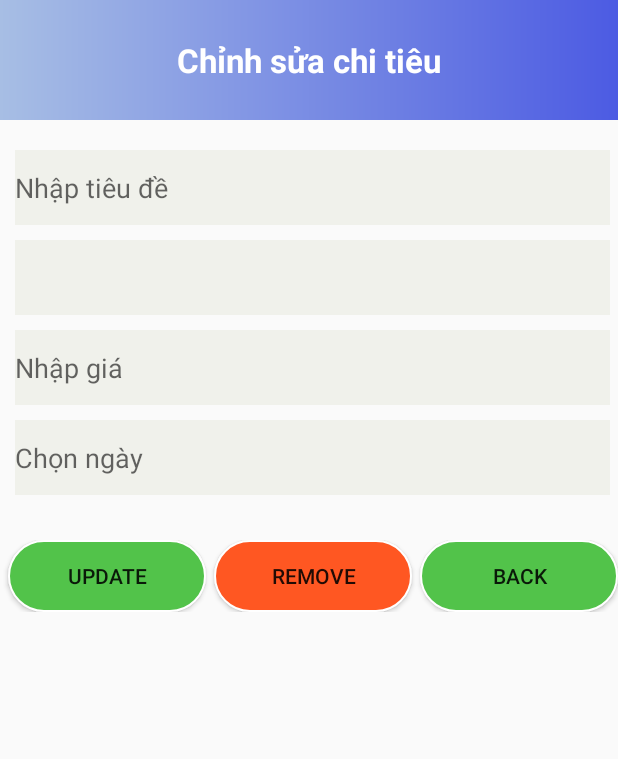
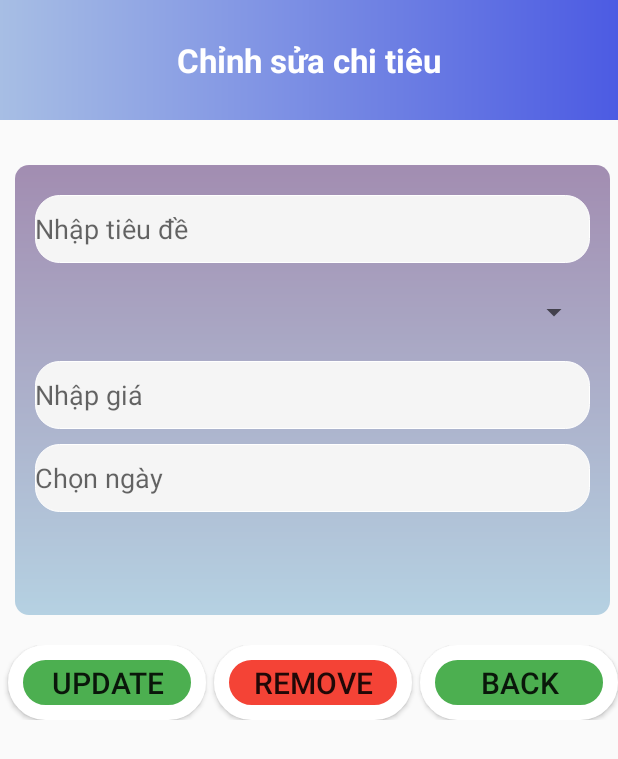
Before and after one commit to mduyen2505/expensemanager, an Android app: the layout activity_update_delete.xml on its own in the app's theme, with its tools: preview values and no code run, on a phone screen of 412 x 824 dp. Shown: the top 759 px of the screen. Run offline under Robolectric (Android 15) with nearby library versions, the phone set to English and light mode, and no system bars.

Commit message:
giao diện 1

```diff
--- a/app/src/main/java/com/example/expensemanager/fragment/FragmentStatistics.java
+++ b/app/src/main/java/com/example/expensemanager/fragment/FragmentStatistics.java
@@ -65,7 +65,7 @@ public class FragmentStatistics extends Fragment implements RecycleViewAdapter.I
 
         PieDataSet dataSet = new PieDataSet(entries, "Expense Categories");
         dataSet.setColors
-                (new int[]{Color.GRAY, Color.GREEN, Color.BLUE, Color.CYAN, Color.MAGENTA});
+                (new int[]{Color.YELLOW, Color.GREEN, Color.LTGRAY, Color.CYAN, Color.RED});
         PieData data = new PieData(dataSet);
 
         pieChart.setData(data);
--- a/app/src/main/res/drawable/button.xml
+++ b/app/src/main/res/drawable/button.xml
@@ -1,7 +1,19 @@
 <?xml version="1.0" encoding="utf-8"?>
-<shape xmlns:android="http://schemas.android.com/apk/res/android">
-    <solid android:color="#52C34A"/> <!-- Màu nền của TextView -->
-    <corners android:radius="46dp"/> <!-- Độ bo tròn của góc -->
-    <stroke android:width="1dp"
-        android:color="@color/white"/> <!-- Đường viền của TextView -->
-</shape>
+<selector xmlns:android="http://schemas.android.com/apk/res/android">
+    <item android:state_pressed="true">
+        <shape android:shape="rectangle">
+            <solid android:color="#517752" /> <!-- Màu nền khi nhấn -->
+            <corners android:radius="46dp"/>
+            <stroke android:width="10dp"
+                android:color="@color/white"/> <!-- Đường viền của TextView -->
+        </shape>
+    </item>
+    <item>
+        <shape android:shape="rectangle">
+            <corners android:radius="46dp"/>
+            <solid android:color="#4CAF50" /> <!-- Màu nền mặc định -->
+            <stroke android:width="10dp"
+                android:color="@color/white"/> <!-- Đường viền của TextView -->
+        </shape>
+    </item>
+</selector>
--- a/app/src/main/res/drawable/button_remove.xml
+++ b/app/src/main/res/drawable/button_remove.xml
@@ -1,7 +1,19 @@
 <?xml version="1.0" encoding="utf-8"?>
-<shape xmlns:android="http://schemas.android.com/apk/res/android">
-    <solid android:color="#FF5722"/> <!-- Màu nền của TextView -->
-    <corners android:radius="46dp"/> <!-- Độ bo tròn của góc -->
-    <stroke android:width="1dp"
-        android:color="@color/white"/> <!-- Đường viền của TextView -->
-</shape>
+<selector xmlns:android="http://schemas.android.com/apk/res/android">
+    <item android:state_pressed="true">
+        <shape android:shape="rectangle">
+            <solid android:color="#F1734C" /> <!-- Màu nền khi nhấn -->
+            <corners android:radius="46dp"/>
+            <stroke android:width="10dp"
+                android:color="@color/white"/> <!-- Đường viền của TextView -->
+        </shape>
+    </item>
+    <item>
+        <shape android:shape="rectangle">
+            <corners android:radius="46dp"/>
+            <solid android:color="#F44336" /> <!-- Màu nền mặc định -->
+            <stroke android:width="10dp"
+                android:color="@color/white"/> <!-- Đường viền của TextView -->
+        </shape>
+    </item>
+</selector>
--- a/app/src/main/res/layout/activity_update_delete.xml
+++ b/app/src/main/res/layout/activity_update_delete.xml
@@ -33,38 +33,44 @@
     </LinearLayout>
     <LinearLayout
         android:layout_width="match_parent"
-        android:layout_height="wrap_content"
+        android:layout_height="300dp"
         android:orientation="vertical"
         android:layout_marginLeft="10dp"
-        android:layout_marginTop="20dp"
+        android:layout_marginTop="30dp"
         android:layout_marginRight="5dp"
+        android:background="@drawable/bg_timkiem"
         >
         <EditText
-            android:layout_width="match_parent"
-            android:layout_height="50dp"
+            android:layout_width="370dp"
+            android:layout_height="45dp"
             android:id="@+id/Title"
+            android:layout_marginTop="20dp"
             android:layout_marginBottom="10dp"
-            android:background="@color/gray"
+            android:layout_gravity="center"
+            android:background="@drawable/bogoc"
             android:hint="Nhập tiêu đề"/>
         <Spinner
-            android:layout_width="match_parent"
-            android:layout_height="50dp"
+            android:layout_width="370dp"
+            android:layout_height="45dp"
             android:layout_marginBottom="10dp"
-            android:background="@color/gray"
+            android:layout_gravity="center"
+            android:spinnerMode="dropdown"
             android:id="@+id/SpinderCategory"/>
         <EditText
-            android:layout_width="match_parent"
-            android:layout_height="50dp"
+            android:layout_width="370dp"
+            android:layout_height="45dp"
             android:id="@+id/Price"
             android:layout_marginBottom="10dp"
-            android:background="@color/gray"
+            android:layout_gravity="center"
+            android:background="@drawable/bogoc"
             android:hint="Nhập giá "/>
         <EditText
-            android:layout_width="match_parent"
-            android:layout_height="50dp"
+            android:layout_width="370dp"
+            android:layout_height="45dp"
             android:id="@+id/Date"
             android:layout_marginBottom="10dp"
-            android:background="@color/gray"
+            android:layout_gravity="center"
+            android:background="@drawable/bogoc"
             android:hint="Chọn ngày"/>
 
 
@@ -77,28 +83,31 @@
         android:weightSum="3"
         android:layout_marginTop="20dp">
         <Button
-            android:layout_width="30dp"
-            android:layout_height="wrap_content"
+            android:layout_width="20dp"
+            android:layout_height="50dp"
             android:id="@+id/btUpdate"
             android:layout_weight="1"
             android:layout_marginLeft="5dp"
+            android:textSize="20dp"
             android:background="@drawable/button"
             android:text="Update"/>
         <Button
-            android:layout_width="30dp"
-            android:layout_height="wrap_content"
+            android:layout_width="20dp"
+            android:layout_height="50dp"
             android:id="@+id/btRemove"
             android:layout_weight="1"
             android:layout_marginLeft="5dp"
+            android:textSize="20dp"
             android:background="@drawable/button_remove"
             android:text="Remove"/>
         <Button
-            android:layout_width="30dp"
-            android:layout_height="wrap_content"
+            android:layout_width="20dp"
+            android:layout_height="50dp"
             android:id="@+id/btBack"
             android:layout_weight="1"
             android:layout_marginLeft="5dp"
             android:background="@drawable/button"
+            android:textSize="20dp"
             android:text="Back"/>
 
 
--- a/app/src/main/res/layout/item.xml
+++ b/app/src/main/res/layout/item.xml
@@ -12,7 +12,7 @@
         android:layout_width="match_parent"
         android:layout_height="wrap_content"
         android:orientation="horizontal"
-        android:background="#D5D3D3">
+        android:background="#FF9FB6F3">
 
         <LinearLayout
             android:layout_width="wrap_content"
@@ -42,7 +42,7 @@
             android:layout_height="wrap_content"
             android:id="@+id/Price"
             android:text=" 500K"
-            android:textColor="@color/red"
+            android:textColor="#FF5722"
             android:layout_weight="1"
             android:layout_gravity="center"
             android:textStyle="bold"/>
--- a/app/src/main/res/values/colors.xml
+++ b/app/src/main/res/values/colors.xml
@@ -8,7 +8,9 @@
     <color name="green">#F0F1EB</color>
     <color name="blue">#7A8DF3</color>
     <color name="gray">#FFF0F1EB</color>
-
+    <color name="burlywood">#DEB887</color>
+    <color name="colorDefault">#D8876E</color>
+    <color name="colorPressed">#F44336</color>
 
 
 
```
Also changed, not shown: app/src/main/res/drawable/rounded_corner.xml (+18 -6 lines), app/src/main/res/layout/activity_add.xml (+8 -6 lines), app/src/main/res/layout/fragment_search.xml (+9 -5 lines).
